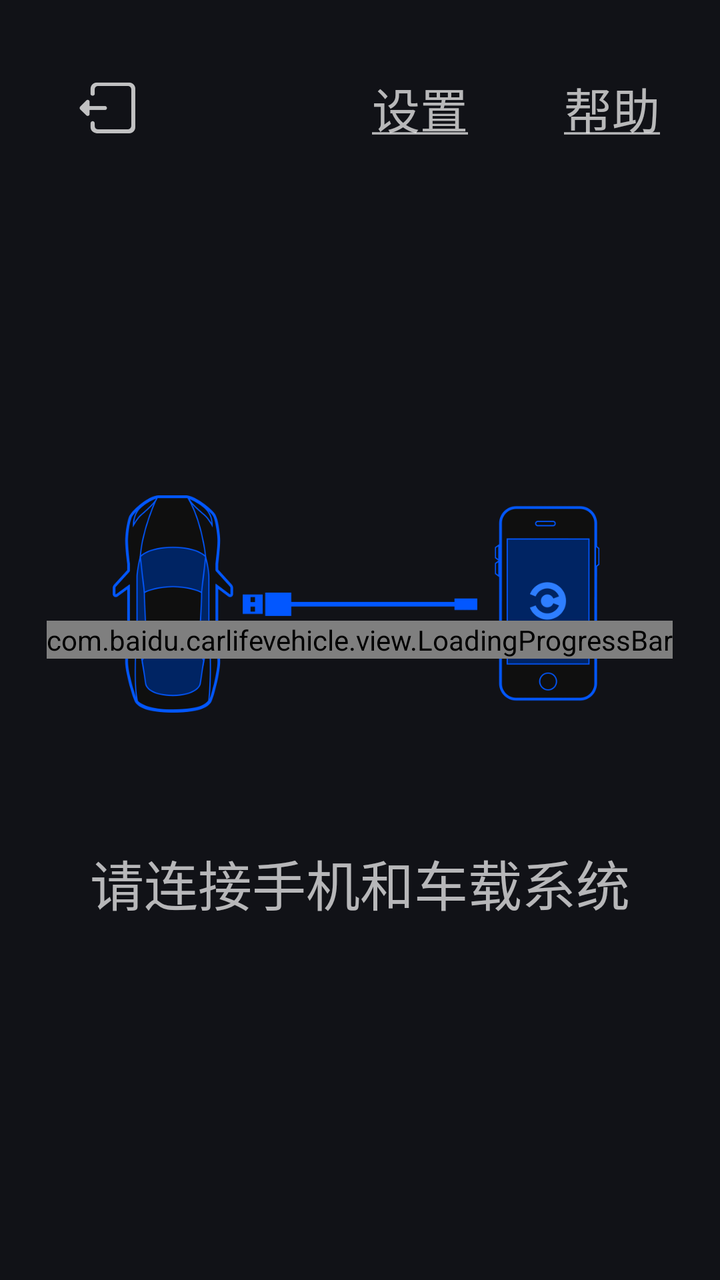
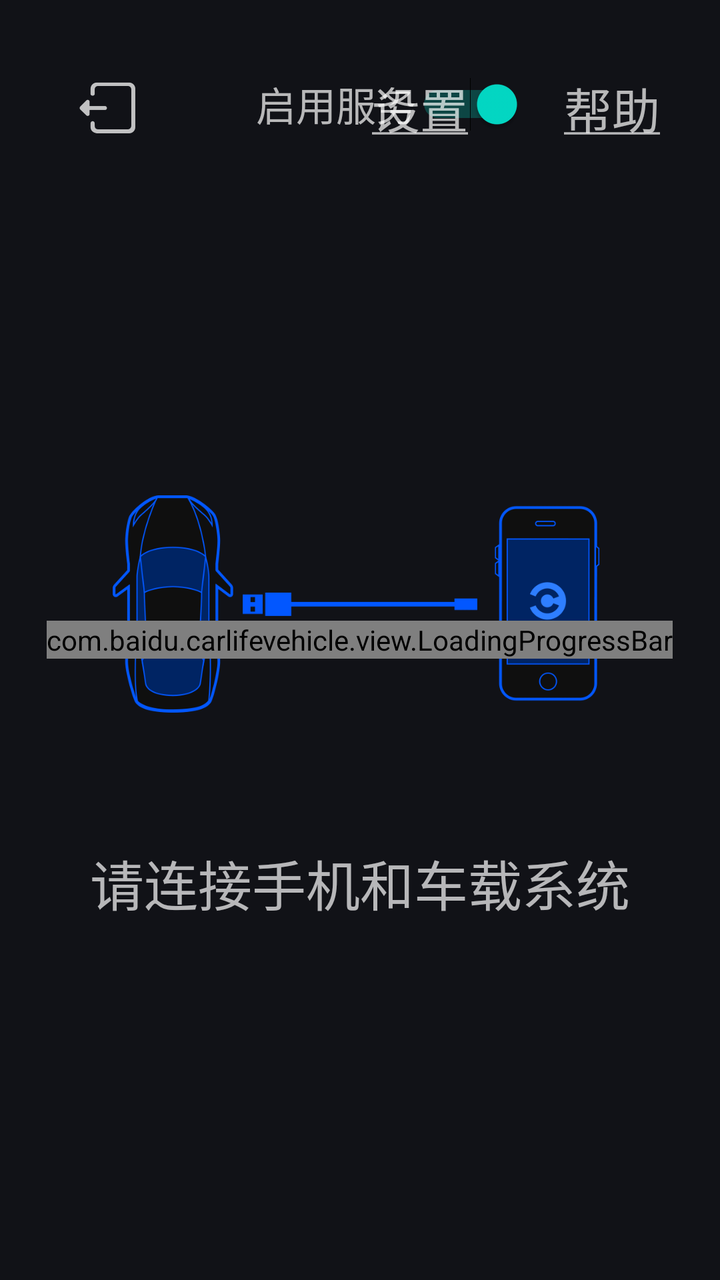

Screens rendered from an Android XML layout before and after an edit, with the pre-edit source and the edit as a unified diff.
<!-- AndroidManifest.xml: fallback theme Theme.MaterialComponents.DayNight.NoActionBar -->
<!-- res/layout/frag_main.xml -->
<?xml version="1.0" encoding="utf-8"?>
<RelativeLayout xmlns:android="http://schemas.android.com/apk/res/android"
    xmlns:android_custom="http://schemas.android.com/apk/res-auto"
    android:id="@+id/main_layout"
    android:layout_width="match_parent"
    android:layout_height="match_parent"
    android:background="@color/cl_bg_c_main">

    <RelativeLayout
        android:id="@+id/rellayout_bar"
        android:layout_width="match_parent"
        android:layout_height="104dp">

        <ImageButton
            android:id="@+id/exit_img_btn"
            android:layout_width="84dp"
            android:layout_height="84dp"
            android:layout_alignParentLeft="true"
            android:layout_marginLeft="12dp"
            android:layout_marginTop="12dp"
            android:background="@drawable/com_bg_btn_selector"
            android:scaleType="center"
            android:src="@drawable/car_ic_exit" />

        <TextView
            android:id="@+id/main_btn_help"
            android:layout_width="84dp"
            android:layout_height="84dp"
            android:layout_alignParentRight="true"
            android:layout_marginRight="12dp"
            android:layout_marginTop="12dp"
            android:background="@drawable/com_bg_btn_selector"
            android:gravity="center"
            android:scaleType="center"
            android:text="@string/baidu_help"
            android:textColor="@color/cl_text_a4_title"
            android:textSize="24sp" />

        <TextView
            android:id="@+id/main_btn_setting"
            android:layout_width="84dp"
            android:layout_height="84dp"
            android:layout_marginRight="12dp"
            android:layout_marginTop="12dp"
            android:layout_toLeftOf="@id/main_btn_help"
            android:background="@drawable/com_bg_btn_selector"
            android:gravity="center"
            android:scaleType="center"
            android:text="@string/baidu_setting"
            android:textColor="@color/cl_text_a4_title"
            android:textSize="24sp" />
    </RelativeLayout>

    <RelativeLayout
        android:id="@+id/main_rellayout_status"
        android:layout_width="648dp"
        android:layout_height="wrap_content"
        android:layout_centerInParent="true">

        <ImageView
            android:id="@+id/main_img_view"
            android:layout_width="match_parent"
            android:layout_height="216dp"
            android:layout_marginTop="105dp"
            android:src="@drawable/car_ic_usbwifi" />

        <TextView
            android:id="@+id/main_info_text_view"
            android:layout_width="wrap_content"
            android:layout_height="wrap_content"
            android:layout_below="@id/main_img_view"
            android:layout_centerHorizontal="true"
            android:layout_marginTop="6dp"
            android:gravity="center"
            android:text="@string/usb_not_connected"
            android:textColor="@color/cp_cont_d"
            android:textSize="27sp" />

        <Button
            android:id="@+id/main_retry_btn"
            android:layout_width="204dp"
            android:layout_height="66dp"
            android:layout_below="@id/main_info_text_view"
            android:layout_centerHorizontal="true"
            android:layout_marginTop="18dp"
            android:background="@drawable/selector_btn_retry"
            android:text="@string/usb_connect_btn_retry"
            android:textColor="@color/cl_text_a4_bgtext"
            android:textSize="24dp"
            android:visibility="invisible"></Button>
    </RelativeLayout>

    <LinearLayout
        android:layout_width="match_parent"
        android:layout_height="match_parent"
        android:orientation="vertical"></LinearLayout>

    <com.baidu.carlifevehicle.view.LoadingProgressBar
        android:id="@+id/main_load_round_progress"
        android:layout_width="wrap_content"
        android:layout_height="wrap_content"
        android:layout_centerInParent="true" />

</RelativeLayout>
<!-- resources referenced by this layout -->
<resources>
  <color name="cl_bg_c_main">#111217</color>
  <color name="cl_text_a4_bgtext">#b3ffffff</color>
  <color name="cl_text_a4_title">#b3ffffff</color>
  <color name="cp_cont_d">#b2ffffff</color>
  <!-- drawable car_ic_exit: png bitmap (drawable-hdpi, 350 bytes) -->
  <!-- drawable car_ic_usbwifi: png bitmap (drawable-hdpi, 7342 bytes) -->
  <!-- drawable com_bg_btn_selector (drawable) -->
  <?xml version="1.0" encoding="utf-8"?>
  <selector xmlns:android="http://schemas.android.com/apk/res/android">
      <item android:state_pressed="true" android:drawable="@drawable/com_bg_btn_circle" />
      <item android:state_focused="true" android:drawable="@drawable/com_bg_foucs" />
      <item android:state_selected="true" android:drawable="@drawable/com_bg_btn_circle" />
      <item android:drawable="@android:color/transparent" />
  </selector>
  <!-- drawable selector_btn_retry (drawable) -->
  <?xml version="1.0" encoding="UTF-8"?>
  <selector xmlns:android="http://schemas.android.com/apk/res/android">
  
      <item android:drawable="@drawable/shape_btn_press" android:state_pressed="true"/>
      <item android:drawable="@drawable/shape_btn_press" android:state_focused="true"/>
      <item android:drawable="@drawable/shape_btn_normal"/>
  
  </selector>
  <string name="baidu_help"><u>帮助</u></string>
  <string name="baidu_setting"><u>设置</u></string>
  <string name="usb_connect_btn_retry">重新连接</string>
  <string name="usb_not_connected">请连接手机和车载系统</string>
  <!-- drawable com_bg_btn_circle (drawable) -->
  <?xml version="1.0" encoding="utf-8"?>
  <shape xmlns:android="http://schemas.android.com/apk/res/android"
      android:shape="oval" >
      <solid android:color="@color/cl_press_b"/>
  </shape>
  <!-- drawable com_bg_foucs: png bitmap (drawable, 955 bytes) -->
  <!-- drawable shape_btn_press (drawable) -->
  <?xml version="1.0" encoding="UTF-8"?>
  <shape xmlns:android="http://schemas.android.com/apk/res/android"
      android:shape="rectangle" >
  
      <solid android:color="@color/cl_press_b" />
      <corners android:radius="6dp" />
  	<stroke 
          android:width="1dp"
          android:color="@color/cl_line_a4"/> 
  
  </shape>
  <!-- drawable shape_btn_normal (drawable) -->
  <?xml version="1.0" encoding="UTF-8"?>
  <shape xmlns:android="http://schemas.android.com/apk/res/android"
      android:shape="rectangle" >
  
      <solid android:color="@color/cl_bg_c_main" />
      <corners android:radius="6dp" />
  	<stroke 
          android:width="1dp"
          android:color="@color/cl_line_a4"/> 
  </shape>
  <color name="cl_press_b">#003366</color>
  <color name="cl_line_a4">#80ffffff</color>
</resources>

<!-- the commit's change to res/layout/frag_main.xml (unified diff, before → after) -->
@@ -21,6 +21,19 @@
             android:background="@drawable/com_bg_btn_selector"
             android:scaleType="center"
             android:src="@drawable/car_ic_exit" />
+
+        
+        <Switch
+            android:id="@+id/main_service_switch"
+            android:layout_width="wrap_content"
+            android:layout_height="wrap_content"
+            android:layout_centerVertical="true"
+            android:layout_marginLeft="32dp"
+            android:layout_toRightOf="@id/exit_img_btn"
+            android:checked="true"
+            android:text="@string/main_service_switch"
+            android:textColor="@color/cl_text_a4_title"
+            android:textSize="20sp" />
 
         <TextView
             android:id="@+id/main_btn_help"
<!-- resource entries referenced after the edit -->
@@ -25,6 +25,7 @@
   </selector>
   <string name="baidu_help"><u>帮助</u></string>
   <string name="baidu_setting"><u>设置</u></string>
+  <string name="main_service_switch">启用服务</string>
   <string name="usb_connect_btn_retry">重新连接</string>
   <string name="usb_not_connected">请连接手机和车载系统</string>
   <!-- drawable com_bg_btn_circle (drawable) -->
